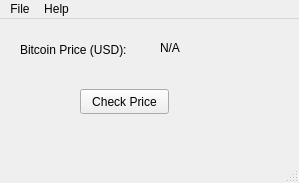
This is templates/main_window.ui in DevDungeon/PyQt5-Bitcoin-Price-Checker as Qt 5 draws it before an edit. The edited form follows.
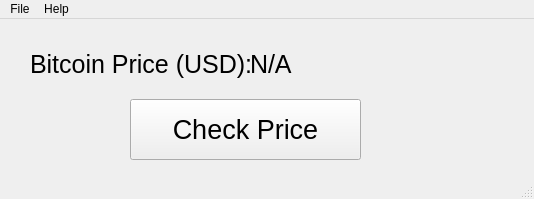
This is the edited form.

```diff
--- a/templates/main_window.ui
+++ b/templates/main_window.ui
@@ -6,8 +6,8 @@
    <rect>
     <x>0</x>
     <y>0</y>
-    <width>299</width>
-    <height>183</height>
+    <width>534</width>
+    <height>199</height>
    </rect>
   </property>
   <property name="windowTitle">
@@ -17,12 +17,17 @@
    <widget class="QPushButton" name="priceCheckButton">
     <property name="geometry">
      <rect>
-      <x>80</x>
-      <y>70</y>
-      <width>89</width>
-      <height>25</height>
+      <x>130</x>
+      <y>80</y>
+      <width>231</width>
+      <height>61</height>
      </rect>
     </property>
+    <property name="font">
+     <font>
+      <pointsize>20</pointsize>
+     </font>
+    </property>
     <property name="text">
      <string>Check Price</string>
     </property>
@@ -30,12 +35,17 @@
    <widget class="QLabel" name="label">
     <property name="geometry">
      <rect>
-      <x>20</x>
-      <y>20</y>
-      <width>131</width>
-      <height>21</height>
+      <x>30</x>
+      <y>30</y>
+      <width>231</width>
+      <height>31</height>
      </rect>
     </property>
+    <property name="font">
+     <font>
+      <pointsize>19</pointsize>
+     </font>
+    </property>
     <property name="text">
      <string>Bitcoin Price (USD): </string>
     </property>
@@ -43,12 +53,17 @@
    <widget class="QLabel" name="bitcoinPriceLabel">
     <property name="geometry">
      <rect>
-      <x>160</x>
-      <y>20</y>
-      <width>67</width>
-      <height>17</height>
+      <x>250</x>
+      <y>30</y>
+      <width>191</width>
+      <height>31</height>
      </rect>
     </property>
+    <property name="font">
+     <font>
+      <pointsize>19</pointsize>
+     </font>
+    </property>
     <property name="text">
      <string>N/A</string>
     </property>
@@ -59,7 +74,7 @@
     <rect>
      <x>0</x>
      <y>0</y>
-     <width>299</width>
+     <width>534</width>
      <height>22</height>
     </rect>
    </property>
```
Left out of the diff: 16 changed lines with no effect on the pictures.
